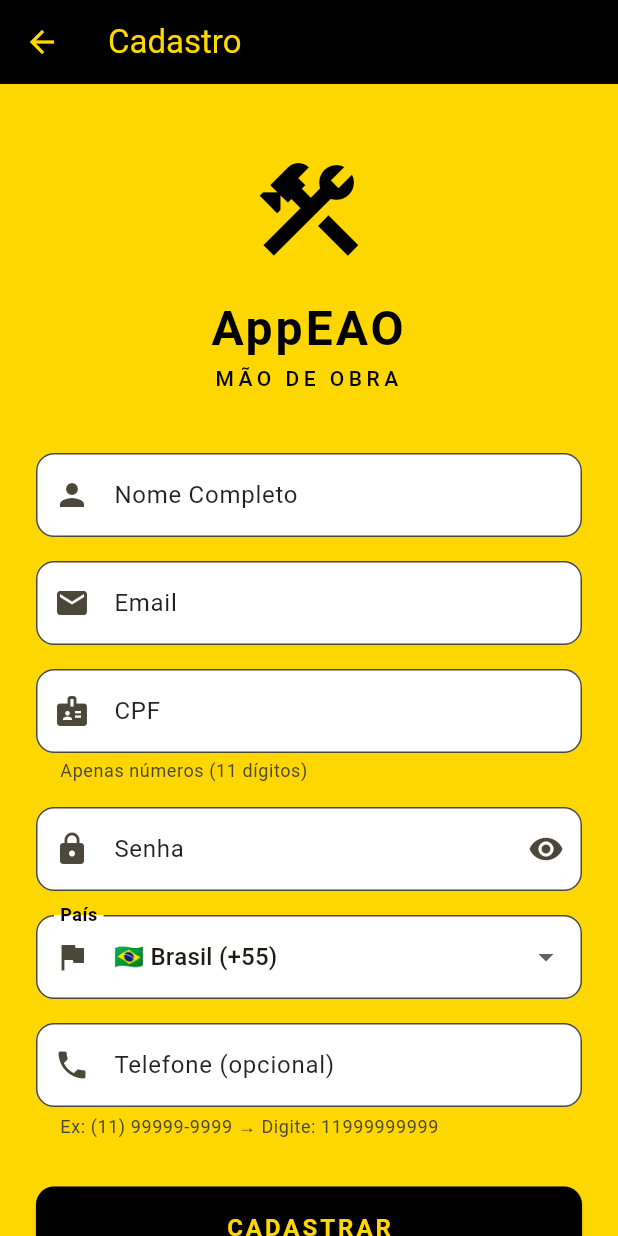
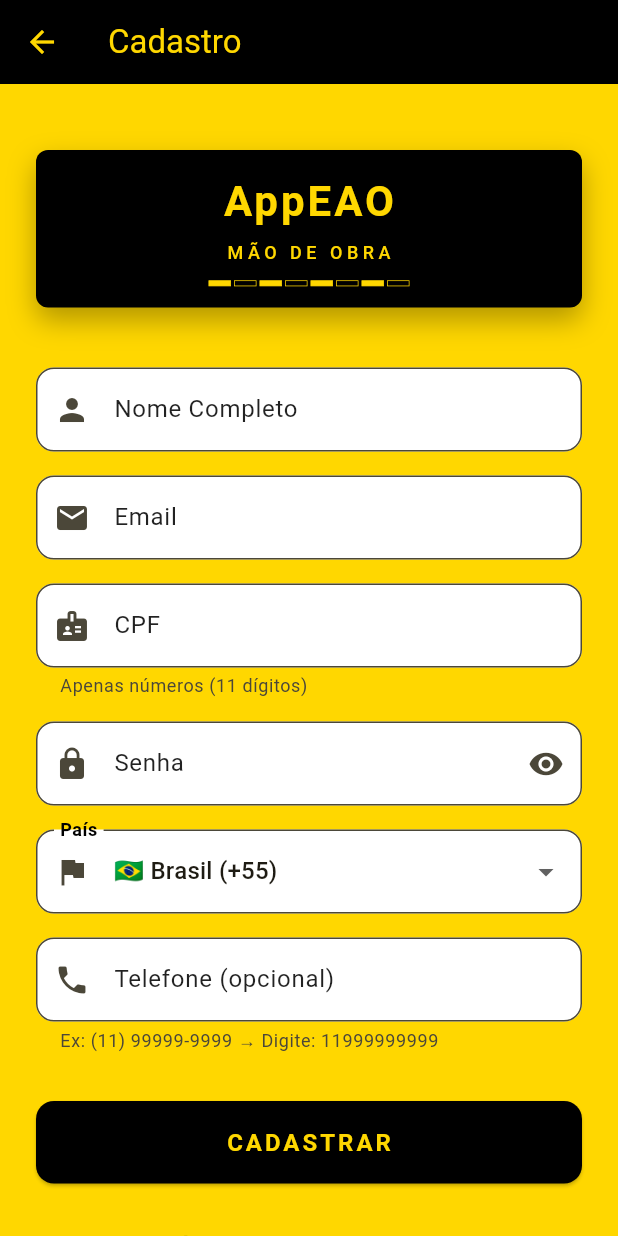
Before and after one commit to andmoraes01/app-eao, a Flutter app: the screen it shows after launch, after a tap on "CRIAR CONTA", on a phone screen of 412 x 824 dp. Run offline on Flutter 3.47's test engine with Material 3 defaults, Android fonts, the light colour scheme and no system bars; our stand-ins replace shared_preferences; accounts and stored records are empty; network calls fail.

Commit message:
feat: Padroniza logo em todas as telas com widget reutilizÃ¡vel AppLogo
- Cria widget AppLogo com trÃªs variantes (small, medium, large)
- Substitui cÃ³digo duplicado por widget centralizado
- MantÃ©m identidade visual da placa preta com texto amarelo
- Atualiza LoadingScreen, HomeScreen, LoginScreen e RegisterScreen
- Melhora manutenibilidade e consistÃªncia visual

```diff
--- a/mobile/lib/screens/home_screen.dart
+++ b/mobile/lib/screens/home_screen.dart
@@ -1,6 +1,7 @@
 import 'package:flutter/material.dart';
 import '../services/auth_service.dart';
 import '../services/token_storage.dart';
+import '../widgets/app_logo.dart';
 import 'profile_screen.dart';
 import 'edit_profile_screen.dart';
 
@@ -210,52 +211,7 @@
                   children: [
                     const SizedBox(height: 30),
                     // Logo/Placa pequena
-                    Container(
-                      width: 100,
-                      height: 70,
-                      decoration: BoxDecoration(
-                        color: Colors.black,
-                        borderRadius: BorderRadius.circular(6),
-                        boxShadow: [
-                          BoxShadow(
-                            color: Colors.black.withOpacity(0.2),
-                            blurRadius: 10,
-                            offset: const Offset(0, 5),
-                          ),
-                        ],
-                      ),
-                      child: const Column(
-                        mainAxisAlignment: MainAxisAlignment.center,
-                        children: [
-                          Text(
-                            'AppEAO',
-                            style: TextStyle(
-                              color: Color(0xFFFFD700),
-                              fontSize: 20,
-                              fontWeight: FontWeight.bold,
-                              letterSpacing: 1,
-                            ),
-                          ),
-                          SizedBox(height: 4),
-                          Row(
-                            mainAxisAlignment: MainAxisAlignment.center,
-                            children: [
-                              Icon(
-                                Icons.construction,
-                                size: 16,
-                                color: Color(0xFFFFD700),
-                              ),
-                              SizedBox(width: 4),
-                              Icon(
-                                Icons.handshake,
-                                size: 16,
-                                color: Color(0xFFFFD700),
-                              ),
-                            ],
-                          ),
-                        ],
-                      ),
-                    ),
+                    const AppLogo.small(),
                     const SizedBox(height: 20),
                     const Text(
                       'Bem-vindo!',
--- a/mobile/lib/screens/loading_screen.dart
+++ b/mobile/lib/screens/loading_screen.dart
@@ -1,6 +1,7 @@
 import 'package:flutter/material.dart';
 import '../services/token_storage.dart';
 import '../services/auth_service.dart';
+import '../widgets/app_logo.dart';
 import 'login_screen.dart';
 import 'home_screen.dart';
 
@@ -119,69 +120,7 @@
                     child: child,
                   );
                 },
-                child: Container(
-                  width: 200,
-                  height: 140,
-                  decoration: BoxDecoration(
-                    color: Colors.black,
-                    borderRadius: BorderRadius.circular(8),
-                    boxShadow: [
-                      BoxShadow(
-                        color: Colors.black.withOpacity(0.3),
-                        blurRadius: 15,
-                        offset: const Offset(0, 8),
-                      ),
-                    ],
-                  ),
-                  child: Column(
-                    mainAxisAlignment: MainAxisAlignment.center,
-                    children: [
-                      // Logo/Nome do App
-                      const Text(
-                        'AppEAO',
-                        style: TextStyle(
-                          color: Color(0xFFFFD700),
-                          fontSize: 36,
-                          fontWeight: FontWeight.bold,
-                          letterSpacing: 2,
-                        ),
-                      ),
-                      const SizedBox(height: 8),
-                      // Subtítulo
-                      const Text(
-                        'MÃO DE OBRA',
-                        style: TextStyle(
-                          color: Color(0xFFFFD700),
-                          fontSize: 14,
-                          fontWeight: FontWeight.w500,
-                          letterSpacing: 3,
-                        ),
-                      ),
-                      const SizedBox(height: 16),
-                      // Listras de obra
-                      Row(
-                        mainAxisAlignment: MainAxisAlignment.center,
-                        children: List.generate(
-                          8,
-                          (index) => Container(
-                            width: 20,
-                            height: 4,
-                            margin: const EdgeInsets.symmetric(horizontal: 1),
-                            decoration: BoxDecoration(
-                              color: index % 2 == 0
-                                  ? const Color(0xFFFFD700)
-                                  : Colors.black,
-                              border: Border.all(
-                                color: const Color(0xFFFFD700),
-                                width: 0.5,
-                              ),
-                            ),
-                          ),
-                        ),
-                      ),
-                    ],
-                  ),
-                ),
+                child: const AppLogo.large(),
               ),
               const SizedBox(height: 50),
               // Martelo animado
--- a/mobile/lib/screens/login_screen.dart
+++ b/mobile/lib/screens/login_screen.dart
@@ -1,6 +1,7 @@
 import 'package:flutter/material.dart';
 import '../services/auth_service.dart';
 import '../services/token_storage.dart';
+import '../widgets/app_logo.dart';
 import 'home_screen.dart';
 import 'register_screen.dart';
 
@@ -89,32 +90,7 @@
                 const SizedBox(height: 60),
 
                 // Logo/Título
-                const Icon(
-                  Icons.construction,
-                  size: 100,
-                  color: Colors.black,
-                ),
-                const SizedBox(height: 24),
-                const Text(
-                  'AppEAO',
-                  textAlign: TextAlign.center,
-                  style: TextStyle(
-                    fontSize: 42,
-                    fontWeight: FontWeight.bold,
-                    color: Colors.black,
-                    letterSpacing: 2,
-                  ),
-                ),
-                const Text(
-                  'MÃO DE OBRA',
-                  textAlign: TextAlign.center,
-                  style: TextStyle(
-                    fontSize: 16,
-                    fontWeight: FontWeight.w500,
-                    color: Colors.black,
-                    letterSpacing: 3,
-                  ),
-                ),
+                const AppLogo.medium(),
 
                 const SizedBox(height: 60),
 
--- a/mobile/lib/screens/register_screen.dart
+++ b/mobile/lib/screens/register_screen.dart
@@ -2,6 +2,7 @@
 import 'package:flutter/services.dart';
 import '../services/auth_service.dart';
 import '../services/token_storage.dart';
+import '../widgets/app_logo.dart';
 import '../models/country.dart';
 import 'home_screen.dart';
 
@@ -112,32 +113,7 @@
               const SizedBox(height: 20),
 
               // Logo/Título
-              const Icon(
-                Icons.construction,
-                size: 80,
-                color: Colors.black,
-              ),
-              const SizedBox(height: 16),
-              const Text(
-                'AppEAO',
-                textAlign: TextAlign.center,
-                style: TextStyle(
-                  fontSize: 32,
-                  fontWeight: FontWeight.bold,
-                  color: Colors.black,
-                  letterSpacing: 2,
-                ),
-              ),
-              const Text(
-                'MÃO DE OBRA',
-                textAlign: TextAlign.center,
-                style: TextStyle(
-                  fontSize: 14,
-                  fontWeight: FontWeight.w500,
-                  color: Colors.black,
-                  letterSpacing: 3,
-                ),
-              ),
+              const AppLogo.medium(),
 
               const SizedBox(height: 40),
 
--- /dev/null
+++ b/mobile/lib/widgets/app_logo.dart
@@ -0,0 +1,119 @@
+import 'package:flutter/material.dart';
+
+/// Widget reutilizável para exibir o logo do AppEAO
+/// com a placa de obra preta e texto amarelo
+class AppLogo extends StatelessWidget {
+  final double width;
+  final double height;
+  final double fontSize;
+  final double subtitleFontSize;
+  final bool showStripes;
+
+  const AppLogo({
+    super.key,
+    this.width = 200,
+    this.height = 140,
+    this.fontSize = 36,
+    this.subtitleFontSize = 14,
+    this.showStripes = true,
+  });
+
+  /// Logo pequeno (para headers, appbars, etc)
+  const AppLogo.small({
+    super.key,
+    this.width = 100,
+    this.height = 70,
+    this.fontSize = 20,
+    this.subtitleFontSize = 10,
+    this.showStripes = false,
+  });
+
+  /// Logo médio (para telas de login/registro)
+  const AppLogo.medium({
+    super.key,
+    this.width = 150,
+    this.height = 105,
+    this.fontSize = 28,
+    this.subtitleFontSize = 12,
+    this.showStripes = true,
+  });
+
+  /// Logo grande (para tela de loading)
+  const AppLogo.large({
+    super.key,
+    this.width = 200,
+    this.height = 140,
+    this.fontSize = 36,
+    this.subtitleFontSize = 14,
+    this.showStripes = true,
+  });
+
+  @override
+  Widget build(BuildContext context) {
+    return Container(
+      width: width,
+      height: height,
+      decoration: BoxDecoration(
+        color: Colors.black,
+        borderRadius: BorderRadius.circular(8),
+        boxShadow: [
+          BoxShadow(
+            color: Colors.black.withOpacity(0.3),
+            blurRadius: 15,
+            offset: const Offset(0, 8),
+          ),
+        ],
+      ),
+      child: Column(
+        mainAxisAlignment: MainAxisAlignment.center,
+        children: [
+          // Nome do App
+          Text(
+            'AppEAO',
+            style: TextStyle(
+              color: const Color(0xFFFFD700),
+              fontSize: fontSize,
+              fontWeight: FontWeight.bold,
+              letterSpacing: 2,
+            ),
+          ),
+          SizedBox(height: height * 0.05),
+          // Subtítulo
+          Text(
+            'MÃO DE OBRA',
+            style: TextStyle(
+              color: const Color(0xFFFFD700),
+              fontSize: subtitleFontSize,
+              fontWeight: FontWeight.w500,
+              letterSpacing: 3,
+            ),
+          ),
+          // Listras de obra (opcional)
+          if (showStripes) ...[
+            SizedBox(height: height * 0.1),
+            Row(
+              mainAxisAlignment: MainAxisAlignment.center,
+              children: List.generate(
+                8,
+                (index) => Container(
+                  width: width * 0.1,
+                  height: 4,
+                  margin: const EdgeInsets.symmetric(horizontal: 1),
+                  decoration: BoxDecoration(
+                    color: index % 2 == 0
+                        ? const Color(0xFFFFD700)
+                        : Colors.black,
+                    border: Border.all(
+                      color: const Color(0xFFFFD700),
+                      width: 0.5,
+                    ),
+                  ),
+                ),
+              ),
+            ),
+          ],
+        ],
+      ),
+    );
+  }
+}
```
